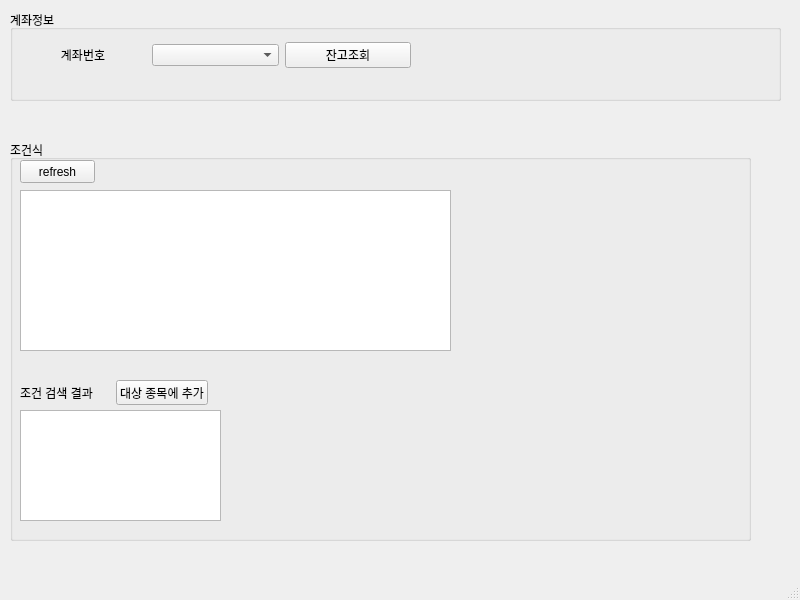
First picture: the form in ui/MainWindow.ui, repository mechurak/SnsTradeBot, before the edit.
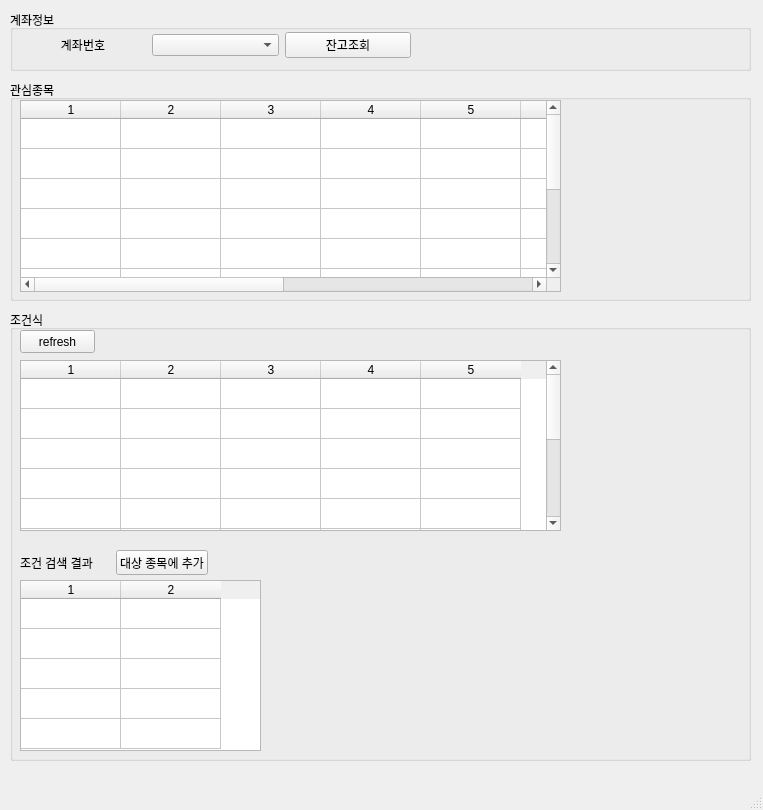
Second picture: the form after the edit.

Diff of the .ui file:
```diff
--- a/ui/MainWindow.ui
+++ b/ui/MainWindow.ui
@@ -6,8 +6,8 @@
    <rect>
     <x>0</x>
     <y>0</y>
-    <width>800</width>
-    <height>600</height>
+    <width>763</width>
+    <height>810</height>
    </rect>
   </property>
   <property name="windowTitle">
@@ -19,8 +19,8 @@
      <rect>
       <x>10</x>
       <y>10</y>
-      <width>771</width>
-      <height>91</height>
+      <width>741</width>
+      <height>61</height>
      </rect>
     </property>
     <property name="title">
@@ -30,7 +30,7 @@
      <property name="geometry">
       <rect>
        <x>10</x>
-       <y>30</y>
+       <y>20</y>
        <width>391</width>
        <height>30</height>
       </rect>
@@ -63,9 +63,9 @@
     <property name="geometry">
      <rect>
       <x>10</x>
-      <y>140</y>
+      <y>310</y>
       <width>741</width>
-      <height>401</height>
+      <height>451</height>
      </rect>
     </property>
     <property name="title">
@@ -89,22 +89,63 @@
       <rect>
        <x>10</x>
        <y>50</y>
-       <width>431</width>
-       <height>161</height>
+       <width>541</width>
+       <height>171</height>
       </rect>
      </property>
+     <property name="rowCount">
+      <number>11</number>
+     </property>
+     <property name="columnCount">
+      <number>5</number>
+     </property>
+     <attribute name="verticalHeaderVisible">
+      <bool>false</bool>
+     </attribute>
+     <row/>
+     <row/>
+     <row/>
+     <row/>
+     <row/>
+     <row/>
+     <row/>
+     <row/>
+     <row/>
+     <row/>
+     <row/>
+     <column/>
+     <column/>
+     <column/>
+     <column/>
+     <column/>
     </widget>
     <widget class="QTableWidget" name="tableWidget">
      <property name="geometry">
       <rect>
        <x>10</x>
        <y>270</y>
-       <width>201</width>
-       <height>111</height>
+       <width>241</width>
+       <height>171</height>
       </rect>
      </property>
+     <property name="rowCount">
+      <number>5</number>
+     </property>
+     <property name="columnCount">
+      <number>2</number>
+     </property>
+     <attribute name="verticalHeaderVisible">
+      <bool>false</bool>
+     </attribute>
+     <row/>
+     <row/>
+     <row/>
+     <row/>
+     <row/>
+     <column/>
+     <column/>
     </widget>
-    <widget class="QWidget" name="">
+    <widget class="QWidget" name="layoutWidget">
      <property name="geometry">
       <rect>
        <x>10</x>
@@ -131,6 +172,58 @@
      </layout>
     </widget>
    </widget>
+   <widget class="QGroupBox" name="groupBox_3">
+    <property name="geometry">
+     <rect>
+      <x>10</x>
+      <y>80</y>
+      <width>741</width>
+      <height>221</height>
+     </rect>
+    </property>
+    <property name="title">
+     <string>관심종목</string>
+    </property>
+    <widget class="QTableWidget" name="table_balance">
+     <property name="geometry">
+      <rect>
+       <x>10</x>
+       <y>20</y>
+       <width>541</width>
+       <height>192</height>
+      </rect>
+     </property>
+     <property name="rowCount">
+      <number>10</number>
+     </property>
+     <property name="columnCount">
+      <number>10</number>
+     </property>
+     <attribute name="verticalHeaderVisible">
+      <bool>false</bool>
+     </attribute>
+     <row/>
+     <row/>
+     <row/>
+     <row/>
+     <row/>
+     <row/>
+     <row/>
+     <row/>
+     <row/>
+     <row/>
+     <column/>
+     <column/>
+     <column/>
+     <column/>
+     <column/>
+     <column/>
+     <column/>
+     <column/>
+     <column/>
+     <column/>
+    </widget>
+   </widget>
   </widget>
   <widget class="QStatusBar" name="statusbar"/>
   <widget class="QMenuBar" name="menuBar">
```
Left out of the diff: 4 changed lines with no effect on the pictures.
